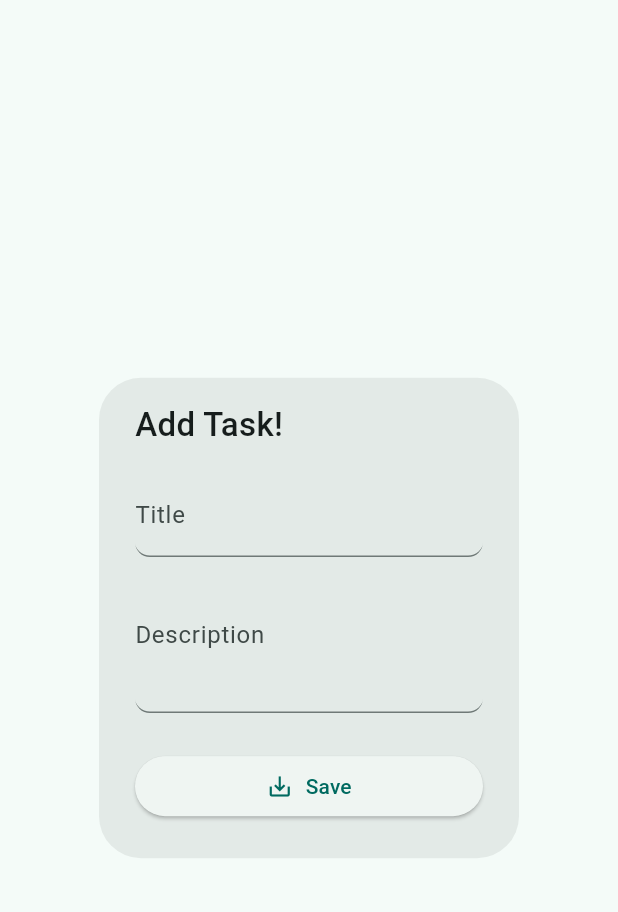
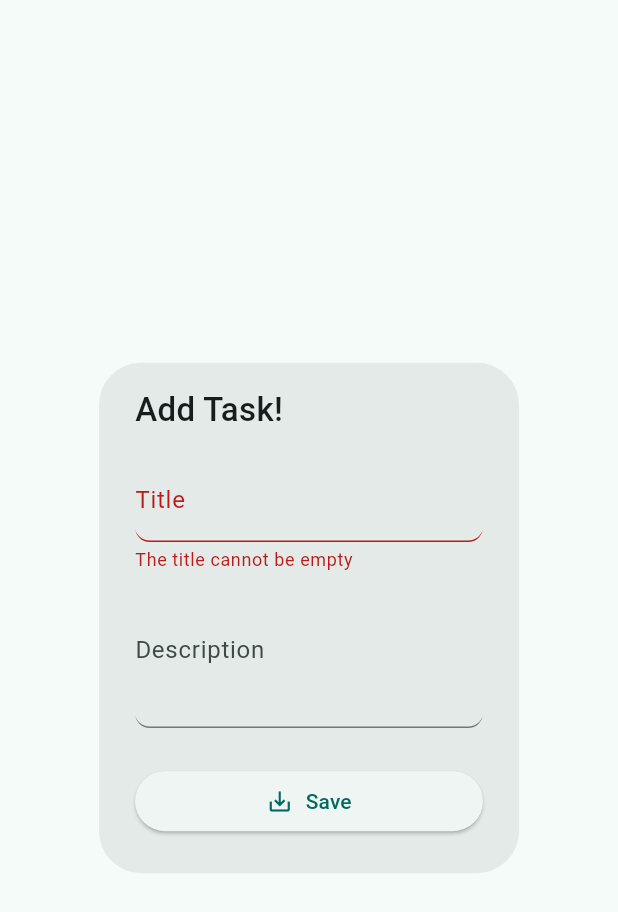
Before and after one commit to vinaytiparadi/material3_todo_provider, a Flutter app: the AddToDoDialogWidget widget shown alone on an empty page, opened directly, after a tap on "Save", on a phone screen of 412 x 824 dp. Shown: the top 912 px of the screen. Run offline on Flutter 3.47's test engine with Material 2 defaults, Android fonts, the light colour scheme and no system bars; our stand-ins replace flutter_slidable.

Commit message:
make ids as not required, add method to save tasks to list

```diff
--- a/lib/model/todo.dart
+++ b/lib/model/todo.dart
@@ -9,5 +9,5 @@ class Todo{
   String description;
   bool isDone;
 
-  Todo({required this.createdTime, required this.title, required this.id, this.description='', this.isDone = false});
+  Todo({required this.createdTime, required this.title, this.id='', this.description='', this.isDone = false});
 }
--- a/lib/provider/todo_provider.dart
+++ b/lib/provider/todo_provider.dart
@@ -16,4 +16,9 @@ class ToDosProvider extends ChangeNotifier{
   ];
 
   List<Todo> get todos => _todos.where((todo) => todo.isDone == false).toList();
+
+  void addTodo(Todo todo){
+    _todos.add(todo);
+    notifyListeners();
+  }
 }
--- a/lib/widgets/add_todo_diaglog.dart
+++ b/lib/widgets/add_todo_diaglog.dart
@@ -1,5 +1,9 @@
 import 'package:flutter/material.dart';
+import 'package:provider/provider.dart';
 import 'package:todo_provider/widgets/todo_form_widget.dart';
+
+import '../model/todo.dart';
+import '../provider/todo_provider.dart';
 
 class AddToDoDialogWidget extends StatefulWidget {
   const AddToDoDialogWidget({super.key});
@@ -9,14 +13,16 @@ class AddToDoDialogWidget extends StatefulWidget {
 }
 
 class _AddToDoDialogWidgetState extends State<AddToDoDialogWidget> {
-  final formKey = GlobalKey<FormState>();
+  final _formKey = GlobalKey<FormState>();
   String title = '';
   String description = '';
 
   @override
   Widget build(BuildContext context) {
     return AlertDialog(
-      content: Column(
+      content: Form(
+        key: _formKey,
+        child: Column(
           mainAxisSize: MainAxisSize.min,
           crossAxisAlignment: CrossAxisAlignment.start,
           children: [
@@ -32,10 +38,27 @@ class _AddToDoDialogWidgetState extends State<AddToDoDialogWidget> {
               onChangedTitle: (title) => setState(() => this.title = title),
               onChangedDescription: (description) =>
                   setState(() => this.description = description),
-            onSavedTodo: (){},
+              onSavedTodo: addTodo,
             )
           ],
         ),
+      ),
     );
   }
+
+  void addTodo(){
+    final isValidated = _formKey.currentState!.validate();
+    if(!isValidated){
+      return;
+  }else{
+      final todo = Todo(
+        title: title,
+        description: description,
+        createdTime: DateTime.now(),
+      );
+      final provider = Provider.of<ToDosProvider>(context, listen: false);
+      provider.addTodo(todo);
+      Navigator.of(context).pop();
     }
+  }
+}
```
Also changed, not shown: lib/widgets/todo_form_widget.dart (+6 -6 lines). Lines whose indentation alone changed are shown as unchanged.
